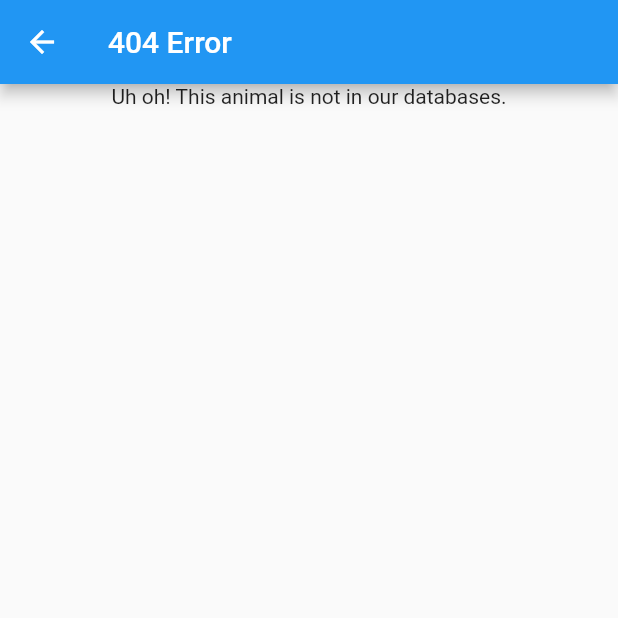
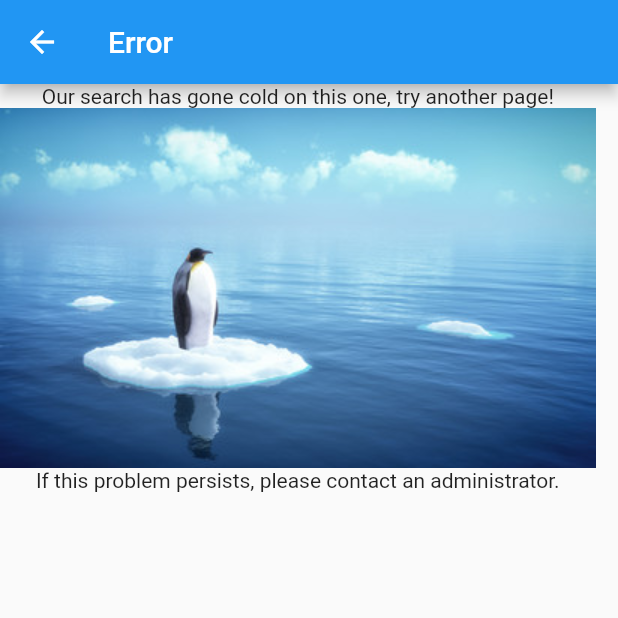
Before and after one commit to Drilbur-CST126/Zoo-App, a Flutter app: the screen it shows after launch, after a tap on "Id 2", on a phone screen of 412 x 824 dp, the top half of it. Run offline on Flutter 3.47's test engine with Material 2 defaults, Android fonts, the phone set to English and light mode, and no system bars.

Commit message:
Moved error page to separate class, added comments

```diff
--- a/lib/controller/controller.dart
+++ b/lib/controller/controller.dart
@@ -6,17 +6,22 @@ import 'package:zoo_app/controller/iControllerView.dart';
 import 'package:zoo_app/model/model.dart';
 import 'package:zoo_app/view/animalPage.dart';
 
+// The main controller in our Model-View-Controller design pattern.
+// This class will have methods called by the View and will get information from the Model.
+// This class will render the View, aside from calling runApp, which is still in main.dart.
 class Controller implements IControllerView
 {
   final Model model;
 
   Controller(this.model);
 
+  // This function will display an AnimalPage for an animal of a provided animalId.
   @override
   goToAnimalPage(dynamic context, int animalId) {
+    // Navigator.push is the function for navigating to a new page such that the back button will take the user back to the previous page.
     Navigator.push(context,
       MaterialPageRoute(builder: (context) =>
-        AnimalPage(title: "Animal Page", defaultAnimal: model.animalFetcher.getAnimalById(animalId), controller: this,)
+        AnimalPage(animal: model.animalFetcher.getAnimalById(animalId), controller: this,)
        )
     );
   }
--- a/lib/controller/iControllerView.dart
+++ b/lib/controller/iControllerView.dart
@@ -1,5 +1,7 @@
 // File created by Jordan Clark
 
+// This is an interface for the View classes to refer to the Controller with.
+// This should only contain the classes the View will call, the View should not know the implementation details of the Controller
 abstract class IControllerView
 {
   goToAnimalPage(dynamic context, int animalId);
--- a/lib/main.dart
+++ b/lib/main.dart
@@ -5,9 +5,12 @@ import 'model/animal.dart';
 import 'model/model.dart';
 import 'view/app.dart';
 
-// MyApp factored out into vie/app.dart, done by Jordan Clark
+// MyApp factored out into view/app.dart, done by Jordan Clark
 void main()
 {
+  // This new main creates the model, controller and view of our Model-View-Controller design pattern.
+
+  // TODO: Replace with the non-mock model, once the database can be connected to.
   var model = Model.mockModel([
     Animal(0, "Giraffe", "Giraffa camelopardalis"),
     Animal(1, "Dog", "Canis lupus familiaris"),
--- a/lib/model/animal.dart
+++ b/lib/model/animal.dart
@@ -1,5 +1,7 @@
 // File created by Jordan Clark
 
+// This class is a simple Plain-Old-Data object designed to mirror the database representation of the animal.
+// TODO: Add Class, Origin, and Exhibit(?)
 class Animal
 {
   int animalId;
--- a/lib/model/interfaces/iAnimalFetcher.dart
+++ b/lib/model/interfaces/iAnimalFetcher.dart
@@ -2,6 +2,8 @@
 
 import 'package:zoo_app/model/animal.dart';
 
+// This interface defines an AnimalFetcher, which communicates with some repository to get animals.
+// For example: Communicating with a database, or a mock repository made in-app for testing
 abstract class IAnimalFetcher
 {
   Animal getAnimalByName(String name);
--- a/lib/model/mockAnimalFetcher.dart
+++ b/lib/model/mockAnimalFetcher.dart
@@ -3,20 +3,25 @@
 import 'package:zoo_app/model/animal.dart';
 import 'package:zoo_app/model/interfaces/iAnimalFetcher.dart';
 
+// This class acts as an imitation of the database for the AnimalFetcher.
+// Rather than talking to our database, it contains a local list of animals created at runtime.
 class MockAnimalFetcher implements IAnimalFetcher
 {
   List<Animal> animals = List();
 
+  // This function is not in IAnimalFetcher; it exists to add animals to the list but should not be present in our final AnimalFetcher.
   void addAnimal(Animal animal)
   {
     animals.add(animal);
   }
 
+  // This function simply gets an animal by name from the list.
   @override
   Animal getAnimalByName(String name) {
     return animals.firstWhere((a) => a.commonName == name, orElse: () => null);
   }
 
+  // This function simply gets an animal by id from the list.
   @override
   Animal getAnimalById(int id) {
     return animals.firstWhere((a) => a.animalId == id, orElse: () => null);
--- a/lib/model/model.dart
+++ b/lib/model/model.dart
@@ -2,12 +2,17 @@ import 'package:zoo_app/model/animal.dart';
 import 'package:zoo_app/model/interfaces/iAnimalFetcher.dart';
 import 'package:zoo_app/model/mockAnimalFetcher.dart';
 
+// The overarching Model class of our Model-View-Container design pattern
+// The implementation of the Model's behaviors is handled in helper classes
+// The Model should largely exist to house all of these helper classes in one place for the Controller
 class Model
 {
   IAnimalFetcher animalFetcher;
 
   Model(this.animalFetcher);
 
+  // This static method exists to more quickly create a Model with only mock helper classes.
+  // These mock classes are most helpful while the database is not available
   static Model mockModel(List<Animal> animals)
   {
     var mockAnimalFetcher = MockAnimalFetcher();
--- a/lib/model/sqlServerTest.dart
+++ /dev/null
@@ -1,2 +0,0 @@
-// sqlServerTest.dart
-// File created by Jordan Clark
--- a/lib/view/animalPage.dart
+++ b/lib/view/animalPage.dart
@@ -4,27 +4,20 @@ import 'package:flutter/cupertino.dart';
 import 'package:flutter/material.dart';
 import 'package:zoo_app/controller/iControllerView.dart';
 import 'package:zoo_app/model/animal.dart';
+import 'package:zoo_app/view/notFoundErrorPage.dart';
 
-class AnimalPage extends StatefulWidget
+// This page exists to display detailed information on the animals.
+// In the event that there is no animal to display, it will build a NotFoundErrorPage instead.
+class AnimalPage extends StatelessWidget
 {
-  final String title;
-  final Animal defaultAnimal;
-  final IControllerView controller;
+  final Animal animal;
+  final IControllerView controller; // Controller used to call methods to access the view
+  // TODO: Remove unless a need for controller is found
 
-  AnimalPage({Key key, this.title, this.defaultAnimal, @required this.controller}) : super(key: key);
+  AnimalPage({Key key, this.animal, @required this.controller}) : super(key: key);
 
-  @override
-  _AnimalPageState createState() {
-    return _AnimalPageState(defaultAnimal);
-  }
-}
-
-class _AnimalPageState extends State<AnimalPage>
-{
-  Animal animal;
-  _AnimalPageState(this.animal);
-
-  Widget _animalExists(BuildContext context)
+  // This is the main animal page. Factored out into a separate method to make the build method cleaner.
+  Widget _buildAnimalPage(BuildContext context)
   {
     return Scaffold(
       appBar: AppBar(
@@ -40,24 +33,9 @@ class _AnimalPageState extends State<AnimalPage>
     );
   }
 
-  Widget _animalDoesNotExist(BuildContext context)
-  {
-    return Scaffold(
-      appBar: AppBar(
-        title: Text("404 Error"),
-      ),
-      body: Center(
-        child: Column(
-          children: <Widget>[
-            Text("Uh oh! This animal is not in our databases.")
-          ],
-        ),
-      ),
-    );
-  }
-
+  // This defines what is built, either displaying the animal page or an error page based on whether it was given an animal or not.
   @override
   Widget build(BuildContext context) {
-    return animal != null ? _animalExists(context) : _animalDoesNotExist(context);
+    return animal != null ? _buildAnimalPage(context) : NotFoundErrorPage();
   }
 }
--- /dev/null
+++ b/lib/view/notFoundErrorPage.dart
@@ -0,0 +1,26 @@
+// File created by Jordan Clark
+
+import 'package:flutter/material.dart';
+
+// This page will display a simple error page.
+// It should stand in for any page that is accessed improperly, such as an AnimalPage without an animal.
+class NotFoundErrorPage extends StatelessWidget
+{
+  @override
+  Widget build(BuildContext context) {
+    return Scaffold(
+      appBar: AppBar(
+        title: Text("Error"),
+      ),
+      body: Column(
+        children: <Widget>[
+          Text("Our search has gone cold on this one, try another page!"),
+          // TODO: I am not certain if this image is copyrighted or not?
+          Image(image: AssetImage("assets/penguin_lost.png"),),
+          Text("If this problem persists, please contact an administrator."),
+        ],
+      ),
+    );
+  }
+
+}
--- a/pubspec.yaml
+++ b/pubspec.yaml
@@ -36,6 +36,8 @@ dev_dependencies:
 
 # The following section is specific to Flutter.
 flutter:
+  assets:
+    - assets/
 
   # The following line ensures that the Material Icons font is
   # included with your application, so that you can use the icons in
```
Also changed, not shown: assets/penguin_lost.png (added).
